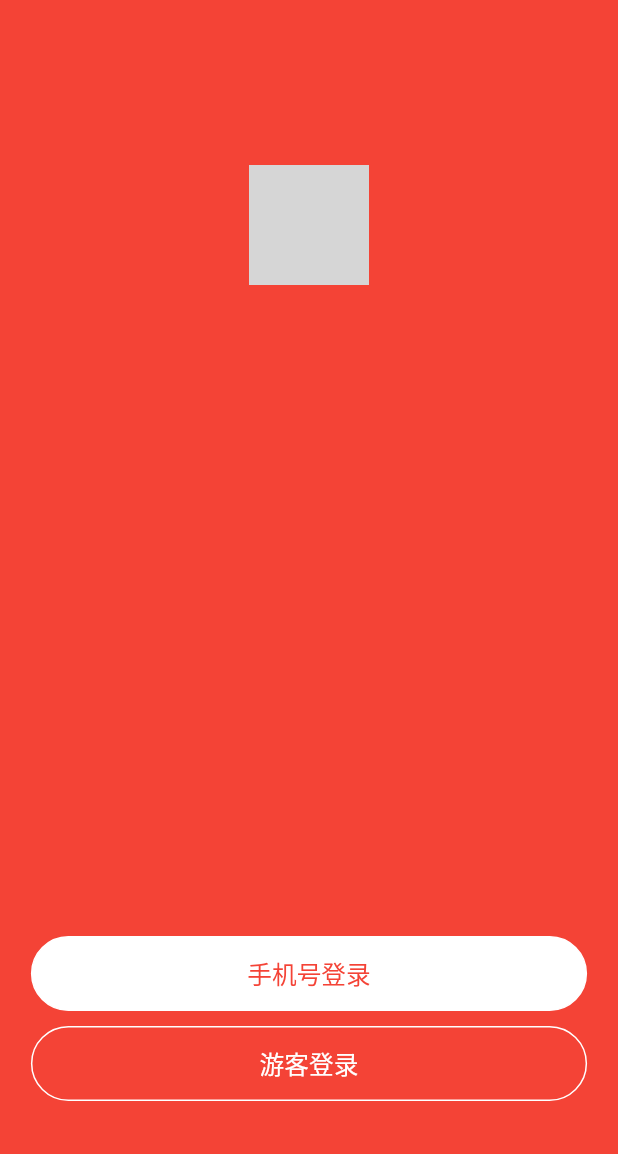
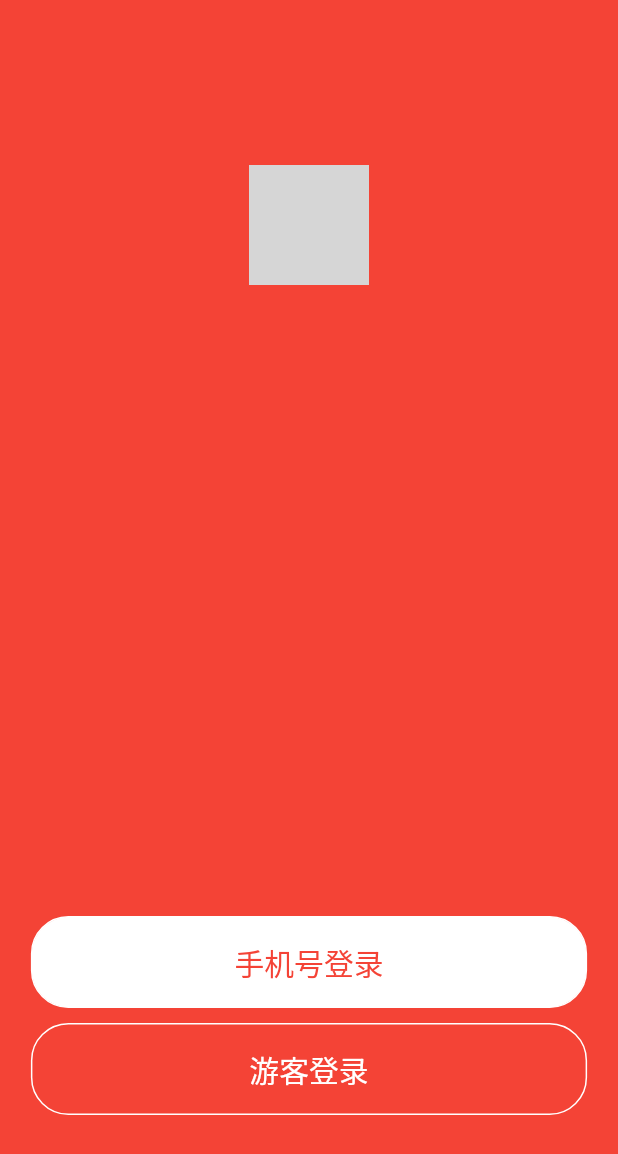
Before and after one commit to Ignorance-of-Dong/flutter_netease_cloud_music, a Flutter app: the screen it shows after launch, on a phone screen of 412 x 824 dp. Shown: the top 1154 px of the screen. Run offline on Flutter 3.47's test engine with Material 2 defaults, Android fonts, the phone set to English and light mode, and no system bars; our stand-ins replace cached_network_image, dio, fluro, flutter_screenutil, flutter_spinkit, flutter_swiper and 1 more; network calls fail; grey boxes are pictures that could not be loaded.

```diff
--- a/lib/view/Home/homeSreen.dart
+++ b/lib/view/Home/homeSreen.dart
@@ -2,13 +2,14 @@
  * @Author: zhangzheng
  * @Date: 2020-04-17 14:15:35
  * @LastEditors: zhangzheng
- * @LastEditTime: 2020-05-07 11:11:04
+ * @LastEditTime: 2020-05-25 11:57:38
  * @Descripttion: App首页（登录 + 游客入口）
  */
 import 'package:cloudmusic/routes/navigatorUtil.dart';
 import 'package:flutter/material.dart';
 import 'package:cloudmusic/utils/lcfarmSize.dart';
 import 'package:cloudmusic/widgets/gradientButton.dart';
+import 'package:flutter_screenutil/flutter_screenutil.dart';
 
 class HomeScreen extends StatefulWidget {
   @override
@@ -33,6 +34,7 @@ class _HomeScreenState extends State<HomeScreen>
 
   @override
   Widget build(BuildContext context) {
+    ScreenUtil.init(context, width: 1242, height: 2688, allowFontScaling: true);
     LcfarmSize.getInstance().init(context);
     return Scaffold(
       body: Column(
@@ -78,13 +80,13 @@ class _HomeScreenState extends State<HomeScreen>
                     bottom: 70.0,
                     child: Container(
                       width: MediaQuery.of(context).size.width,
-                      height: 140.0,
+                      height: ScreenUtil().setHeight(500),
                       child: Column(
                         children: <Widget>[
                           Container(
                             margin: EdgeInsets.only(top: 10.0),
                             width: MediaQuery.of(context).size.width * 0.9,
-                            height: 50.0,
+                            height: ScreenUtil().setHeight(200),
                             child: GradientButton(
                               context: context,
                               handelClick: () {
@@ -101,7 +103,7 @@ class _HomeScreenState extends State<HomeScreen>
                           ),
                           Container(
                             width: MediaQuery.of(context).size.width * 0.9,
-                            height: 50.0,
+                            height: ScreenUtil().setHeight(200),
                             margin: EdgeInsets.only(top: 10.0),
                             child: GradientButton(
                               context: context,
--- a/lib/widgets/gradientButton.dart
+++ b/lib/widgets/gradientButton.dart
@@ -2,11 +2,12 @@
  * @Author: zhangzheng
  * @Date: 2020-04-24 19:03:38
  * @LastEditors: zhangzheng
- * @LastEditTime: 2020-04-29 18:01:56
+ * @LastEditTime: 2020-05-25 12:01:41
  * @Descripttion: 水波纹按钮
  */
 import 'package:flutter/material.dart';
 import 'package:cloudmusic/utils/lcfarmSize.dart';
+import 'package:flutter_screenutil/flutter_screenutil.dart';
 
 /*
  * @params context 当前容器 【必传】
@@ -60,16 +61,17 @@ class _GradientButtonState extends State<GradientButton> {
     this.handelClick = widget.handelClick ?? this.handelClick;
     this.text = widget.text ?? this.text;
     this.textColor = widget.textColor ?? this.textColor;
-    this.fontSize = widget.fontSize ?? LcfarmSize.dp(15.0);
-    this.borderRadius = widget.borderRadius ?? LcfarmSize.dp(20.0);
+    this.fontSize = widget.fontSize ?? 60;
+    this.borderRadius = widget.borderRadius ?? 20;
     this.borderColor = widget.borderColor ?? this.borderColor;
     super.initState();
   }
   @override
   Widget build(BuildContext context) {
+    ScreenUtil.init(context, width: 1242, height: 2688, allowFontScaling: true);
     return Container(
       decoration: BoxDecoration(
-        border: Border.all(color: borderColor, width: 1),
+        border: Border.all(color: borderColor, width: ScreenUtil().setWidth(3)),
         color: contextcolor,
         borderRadius: BorderRadius.circular(25)
       ),
@@ -81,10 +83,10 @@ class _GradientButtonState extends State<GradientButton> {
         onPressed: handelClick,
         child: Container(
           alignment: Alignment.center,
-          height: 30,
+          height: ScreenUtil().setHeight(100),
           child: Text(
             text,
-            style: TextStyle(color: textColor, fontSize: fontSize),
+            style: TextStyle(color: textColor, fontSize: ScreenUtil().setSp(fontSize)),
           ),
         ),
       ),
--- a/pubspec.yaml
+++ b/pubspec.yaml
@@ -36,10 +36,9 @@ dependencies:
 
   flutter_spinkit: ^4.0.0
 
-  flutter_markdown: ^0.3.0
+  flutter_screenutil: ^1.1.0
 
-  flutter_effects:
-    git: https://github.com/HitenDev/flutter_effects.git
+  cached_network_image: ^2.2.0
 
   flare_flutter: 1.0.11
 
```
Also changed, not shown: lib/model/model.dart (+7 -6 lines), lib/view/Layout/layoutScreen.dart (+7 -8 lines), lib/view/LayoutTabList/findScreen.dart (+41 -45 lines), lib/view/Login/pwdScreen.dart (+6 -6 lines), lib/view/Login/telScreen.dart (+9 -8 lines), pubspec.lock.
